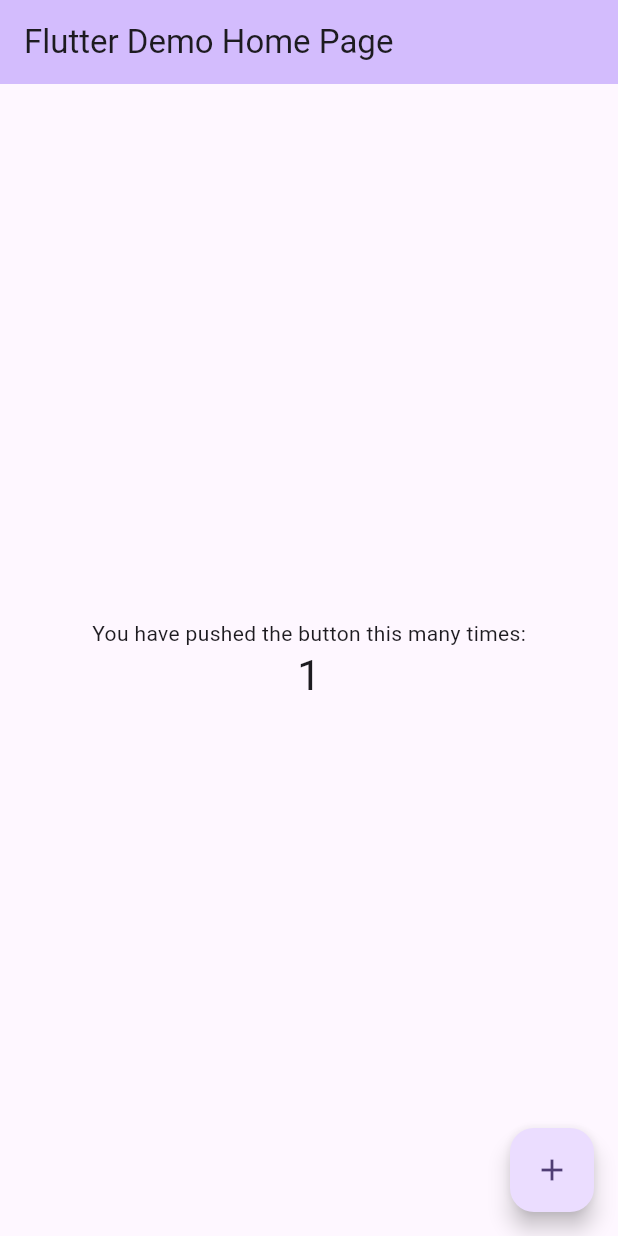
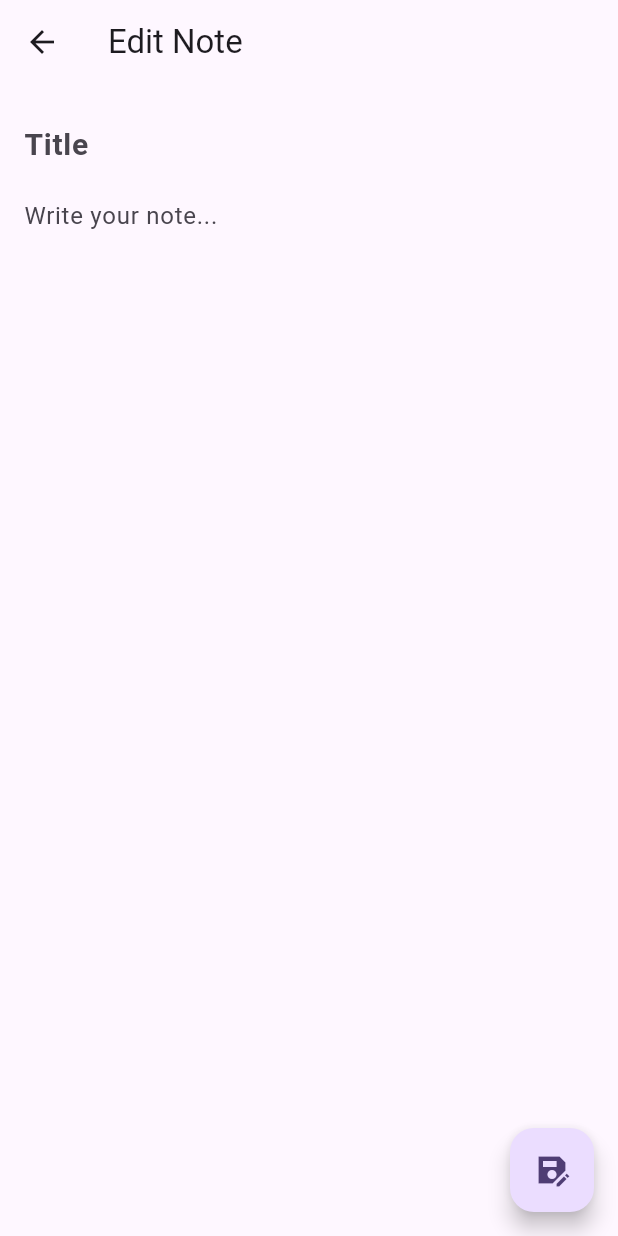
Before and after one commit to navruzaavazova/Custom-Bloc-Components, a Flutter app: the screen it shows after launch, after a tap on the "add" icon, on a phone screen of 412 x 824 dp. Run offline on Flutter 3.47's test engine with Material 3 defaults, Android fonts, the phone set to English and light mode, and no system bars; our stand-ins replace bloc, flutter_bloc, isar, rxdart; accounts and stored records are empty; generated files the repository leaves out were written again.

Commit message:
Created transformer with time limits and note bloc

```diff
--- a/lib/main.dart
+++ b/lib/main.dart
@@ -1,112 +1,35 @@
 import 'package:flutter/material.dart';
-import 'package:state_using_stream/bloc/counter_bloc.dart';
-import 'package:state_using_stream/bloc/counter_event.dart';
-import 'package:state_using_stream/bloc/counter_state.dart';
-import 'package:state_using_stream/spider_bloc_custom/spider_bloc_builder/spider_bloc_builder.dart';
-import 'package:state_using_stream/spider_bloc_custom/spider_bloc_consumer/spider_bloc_consumer.dart';
-import 'package:state_using_stream/spider_bloc_custom/spider_bloc_listener/spider_bloc_listener.dart';
-import 'package:state_using_stream/spider_provider/spider_inheritance/spider_inheritance.dart';
-import 'package:state_using_stream/spider_provider/spider_provider.dart';
+import 'package:flutter_bloc/flutter_bloc.dart';
+import 'package:state_using_stream/note/bloc/note_bloc.dart';
+import 'package:state_using_stream/note/database/set_up_isar.dart';
+import 'package:state_using_stream/note/view/note_list_page.dart';
 
-void main() {
+
+void main() async{
+  WidgetsFlutterBinding.ensureInitialized();
+  await _setUp();
   runApp(const MyApp());
+}
+
+
+Future<void> _setUp() async {
+  await SetUpIsar.setUp();
 }
 
 class MyApp extends StatelessWidget {
   const MyApp({super.key});
   @override
   Widget build(BuildContext context) {
-    return SpiderProvider<CounterBloc>(
-      create: () => CounterBloc(),
+    return BlocProvider(
+      create: (_) => NoteBloc(),
       child: MaterialApp(
-        title: 'Flutter Demo',
+        debugShowCheckedModeBanner: false,
         theme: ThemeData(
           colorScheme: ColorScheme.fromSeed(seedColor: Colors.deepPurple),
           useMaterial3: true,
         ),
-        home: const MyHomePage(title: 'Flutter Demo Home Page'),
+        home: const NoteListPage(),
       ),
     );
   }
 }
-
-class MyHomePage extends StatefulWidget {
-  const MyHomePage({super.key, required this.title});
-
-  final String title;
-
-  @override
-  State<MyHomePage> createState() => _MyHomePageState();
-}
-
-class _MyHomePageState extends State<MyHomePage> {
-  late final CounterBloc _counterBloc;
-
-  @override
-  void didChangeDependencies() {
-    super.didChangeDependencies();
-    _counterBloc = SpiderInheritance.of<CounterBloc>(context);
-  }
-
-  @override
-  Widget build(BuildContext context) {
-    return Scaffold(
-      appBar: AppBar(
-        backgroundColor: Theme.of(context).colorScheme.inversePrimary,
-        title: Text(widget.title),
-      ),
-      body: Center(
-        child: Column(
-          mainAxisAlignment: MainAxisAlignment.center,
-          children: <Widget>[
-            const Text(
-              'You have pushed the button this many times:',
-            ),
-            SpiderBlocConsumer<CounterBloc, CounterState>(  builder: (context, snapshot) {
-                  return Text(
-                    snapshot.count.toString(),
-                    style: Theme.of(context).textTheme.headlineMedium,
-                  );
-                }, listenWhen: (previous, current) =>
-                  previous.count != current.count,
-              listener: (context, state) {
-                if (state.count > 5) {
-                  ScaffoldMessenger.of(context).showSnackBar(
-                    SnackBar(
-                      content: Text('больше 5: ${state.count}'),
-                    ),
-                  );
-                }
-              },),
-            // SpiderBlocListener<CounterBloc, CounterState>(
-            //   listenWhen: (previous, current) =>
-            //       previous.count != current.count,
-            //   listener: (context, state) {
-            //     if (state.count > 5) {
-            //       ScaffoldMessenger.of(context).showSnackBar(
-            //         SnackBar(
-            //           content: Text('больше 5: ${state.count}'),
-            //         ),
-            //       );
-            //     }
-            //   },
-            //   child: SpiderBlocBuilder<CounterBloc, CounterState>(
-            //     builder: (context, snapshot) {
-            //       return Text(
-            //         snapshot.count.toString(),
-            //         style: Theme.of(context).textTheme.headlineMedium,
-            //       );
-            //     },
-            //   ),
-            // ),
-          ],
-        ),
-      ),
-      floatingActionButton: FloatingActionButton(
-        onPressed: () => _counterBloc.addEvent(IncrementEvent()),
-        tooltip: 'Increment',
-        child: const Icon(Icons.add),
-      ), // This trailing comma makes auto-formatting nicer for build methods.
-    );
-  }
-}
--- /dev/null
+++ b/lib/note/bloc/note_bloc.dart
@@ -0,0 +1,45 @@
+import 'package:bloc/bloc.dart';
+import 'package:state_using_stream/note/database/note_database_repo.dart';
+import 'package:state_using_stream/note/models/note_model.dart';
+import 'package:state_using_stream/transformer/restartable_auto_save.dart';
+
+part 'note_event.dart';
+part 'note_state.dart';
+
+class NoteBloc extends Bloc<NoteEvent, NoteState> {
+  final NoteDatabaseRepo _noteDatabaseRepo = NoteDatabaseRepo();
+  NoteBloc() : super(NotesInitial()) {
+    on<CreateNote>(_createNote);
+    on<AutoSaveNote>(
+      _autoSaveNote,
+      transformer: restartableAutoSave(
+        const Duration(seconds: 4),
+      ),
+    );
+    on<SaveNote>(_saveNote);
+    on<GetNotes>(_getNotes);
+  }
+
+  Future<void> _autoSaveNote(
+      AutoSaveNote event, Emitter<NoteState> emit) async {
+    emit(NoteSaving());
+    await _noteDatabaseRepo.saveNote(event.note);
+    emit(NoteSaved());
+  }
+
+  Future<void> _saveNote(SaveNote event, Emitter<NoteState> emit) async {
+    await _noteDatabaseRepo.saveNote(event.note);
+    add(GetNotes());
+  }
+
+  Future<void> _createNote(CreateNote event, Emitter<NoteState> emit) async {
+    await _noteDatabaseRepo.createNote(event.note);
+    add(GetNotes());
+  }
+
+  Future<void> _getNotes(GetNotes event, Emitter<NoteState> emit) async {
+    emit(NotesLoading());
+    final notes = await _noteDatabaseRepo.getAllNotes();
+    emit(NotesLoaded(notes));
+  }
+}
--- /dev/null
+++ b/lib/note/bloc/note_event.dart
@@ -0,0 +1,23 @@
+part of 'note_bloc.dart';
+
+
+abstract class NoteEvent {
+  const NoteEvent();
+}
+
+class GetNotes extends NoteEvent {}
+
+class CreateNote extends NoteEvent {
+  final NoteModel note;
+  const CreateNote(this.note);
+
+}
+class AutoSaveNote extends NoteEvent {
+  final NoteModel note;
+  const AutoSaveNote(this.note);
+}
+
+class SaveNote extends NoteEvent {
+  final NoteModel note;
+  const SaveNote(this.note);
+}
--- /dev/null
+++ b/lib/note/bloc/note_state.dart
@@ -0,0 +1,22 @@
+part of 'note_bloc.dart';
+
+abstract class NoteState{
+   const NoteState();
+}
+
+class NotesInitial extends NoteState {}
+class NotesLoading extends NoteState {}
+class NotesLoaded extends NoteState {
+  final List<NoteModel> notes;
+  const NotesLoaded(this.notes);
+
+}
+class NotesError extends NoteState {
+  final String message;
+  const NotesError(this.message);
+}
+
+
+class NoteInitial extends NoteState{}
+class NoteSaving extends NoteState {}
+class NoteSaved extends NoteState {}
--- /dev/null
+++ b/lib/note/database/note_database_repo.dart
@@ -0,0 +1,24 @@
+import 'package:isar/isar.dart';
+import 'package:state_using_stream/note/database/set_up_isar.dart';
+import 'package:state_using_stream/note/models/note_model.dart';
+
+class NoteDatabaseRepo {
+  final _isar = SetUpIsar.db;
+
+  Future<void> createNote(NoteModel note) async {
+  await _isar.writeTxn(() async {
+    await _isar.noteModels.put(note);
+  });
+}
+
+  Future<void> saveNote(NoteModel note) async {
+    await _isar.writeTxn(() async {
+      note.updatedAt = DateTime.now();
+      await _isar.noteModels.put(note);
+    });
+  }
+  Future<List<NoteModel>> getAllNotes() async {
+  return await _isar.noteModels.where().findAll();
+}
+
+}
--- /dev/null
+++ b/lib/note/database/set_up_isar.dart
@@ -0,0 +1,13 @@
+
+import 'package:isar/isar.dart';
+import 'package:path_provider/path_provider.dart';
+import 'package:state_using_stream/note/models/note_model.dart';
+
+class SetUpIsar {
+  static late final Isar db;
+  static Future<void> setUp() async {
+    final appDir = await getApplicationDocumentsDirectory();
+    db = await Isar.open([NoteModelSchema],
+    directory: appDir.path);
+  }
+}
--- /dev/null
+++ b/lib/note/models/note_model.dart
@@ -0,0 +1,12 @@
+
+import 'package:isar/isar.dart';
+
+part 'note_model.g.dart';
+
+@collection
+class NoteModel {
+  Id id = Isar.autoIncrement;
+  String title = '';
+  String content = '';
+  DateTime updatedAt = DateTime.now();
+}
--- /dev/null
+++ b/lib/note/view/note_edit_page.dart
@@ -0,0 +1,94 @@
+import 'package:flutter/material.dart';
+import 'package:flutter_bloc/flutter_bloc.dart';
+import 'package:state_using_stream/note/bloc/note_bloc.dart';
+import 'package:state_using_stream/note/models/note_model.dart';
+
+class NoteEditPage extends StatefulWidget {
+  const NoteEditPage({super.key, required this.note});
+  final NoteModel note;
+
+  @override
+  State<NoteEditPage> createState() => _NoteEditPageState();
+}
+
+class _NoteEditPageState extends State<NoteEditPage> {
+  late TextEditingController _titleController;
+  late TextEditingController _contentController;
+
+  @override
+  void initState() {
+     super.initState();
+    _titleController = TextEditingController(text: widget.note.title);
+    _contentController = TextEditingController(text: widget.note.content);
+
+    _titleController.addListener(() {
+      context
+          .read<NoteBloc>()
+          .add(AutoSaveNote(widget.note..title = _titleController.text));
+    });
+
+    _contentController.addListener(() {
+      context
+          .read<NoteBloc>()
+          .add(AutoSaveNote(widget.note..content = _contentController.text));
+    });
+
+
+  }
+
+  @override
+  void dispose() {
+    _titleController.dispose();
+    _contentController.dispose();
+    super.dispose();
+  }
+
+  @override
+  Widget build(BuildContext context) {
+    return Scaffold(
+      appBar: AppBar(
+        title: BlocBuilder<NoteBloc, NoteState>(
+          builder: (context, state) {
+            if (state is NoteSaved) return const Text("Saved");
+            return const Text("Edit Note");
+          },
+        ),
+      ),
+      body: Padding(
+        padding: const EdgeInsets.all(16),
+        child: Column(
+          children: [
+            TextField(
+              controller: _titleController,
+              decoration: const InputDecoration(
+                hintText: "Title",
+                border: InputBorder.none,
+              ),
+              style: const TextStyle(fontSize: 20, fontWeight: FontWeight.bold),
+            ),
+            Expanded(
+              child: TextField(
+                controller: _contentController,
+                maxLines: null,
+                decoration: const InputDecoration(
+                  hintText: "Write your note...",
+                  border: InputBorder.none,
+                ),
+              ),
+            ),
+          ],
+        ),
+      ),
+      floatingActionButton: FloatingActionButton(
+        onPressed: () { context.read<NoteBloc>()
+          .add(
+            SaveNote(widget.note),
+          );
+
+          Navigator.pop(context);
+        },
+        child: const Icon(Icons.save_as_sharp),
+      ),
+    );
+  }
+}
--- /dev/null
+++ b/lib/note/view/note_list_page.dart
@@ -0,0 +1,91 @@
+import 'package:flutter/material.dart';
+import 'package:flutter_bloc/flutter_bloc.dart';
+import 'package:state_using_stream/note/bloc/note_bloc.dart';
+import 'package:state_using_stream/note/models/note_model.dart';
+import 'package:state_using_stream/note/view/note_edit_page.dart';
+
+class NoteListPage extends StatefulWidget {
+  const NoteListPage({super.key});
+
+  @override
+  State<NoteListPage> createState() => _NoteListPageState();
+}
+
+class _NoteListPageState extends State<NoteListPage> {
+  @override
+  void initState() {
+    super.initState();
+    context.read<NoteBloc>().add(GetNotes());
+  }
+
+  @override
+  Widget build(BuildContext context) {
+    return Scaffold(
+      appBar: AppBar(title: const Text("Notes")),
+      body: BlocBuilder<NoteBloc, NoteState>(
+        builder: (context, state) {
+          if (state is NotesInitial) {
+            return const Center(
+              child: Text("Create note..."),
+            );
+          } else if (state is NotesLoaded) {
+            return ListView.builder(
+              itemCount: state.notes.length,
+              itemBuilder: (_, index) {
+                final note = state.notes[index];
+                return Container(
+                  margin:
+                      const EdgeInsets.symmetric(horizontal: 12, vertical: 6),
+                  decoration: BoxDecoration(
+                    border: Border.all(color: Colors.grey.shade300),
+                    borderRadius: BorderRadius.circular(8),
+                  ),
+                  child: ListTile(
+                    style: ListTileStyle.drawer,
+                    title: Text(
+                      note.title,
+                      style: Theme.of(context).textTheme.titleMedium,
+                    ),
+                    onTap: () {
+                      Navigator.push(
+                        context,
+                        MaterialPageRoute(
+                          builder: (_) => NoteEditPage(note: note),
+                        ),
+                      ).then(
+                        (_) => context.read<NoteBloc>().add(GetNotes()),
+                      );
+                    },
+                  ),
+                );
+              },
+            );
+          } else if (state is NotesLoading) {
+            return const Center(child: CircularProgressIndicator());
+          } else if (state is NotesError) {
+            return Text(state.message);
+          }
+          return const Center(child: const Text('Whats'));
+        },
+      ),
+      floatingActionButton: FloatingActionButton(
+        backgroundColor: Colors.black,
+        onPressed: () async {
+          final noteInitial = NoteModel()
+            ..title = ''
+            ..content = '';
+          context.read<NoteBloc>().add(CreateNote(noteInitial));
+          Navigator.push(
+              context,
+              MaterialPageRoute(
+                builder: (_) => NoteEditPage(note: noteInitial),
+              ));
+        },
+        child: const Icon(
+          Icons.add,
+          color: Colors.white,
+        ),
+      ),
+    );
+  }
+}
--- a/lib/spider_bloc_custom/spider_bloc_listener/spider_bloc_listener.dart
+++ b/lib/spider_bloc_custom/spider_bloc_listener/spider_bloc_listener.dart
@@ -1,5 +1,4 @@
 import 'dart:async';
-
 import 'package:flutter/material.dart';
 import 'package:state_using_stream/spider_bloc_custom/spider_bloc_base/spider_bloc_base.dart';
 import 'package:state_using_stream/spider_provider/spider_inheritance/spider_inheritance.dart';
@@ -26,20 +25,31 @@ class _SpiderBlocListenerState<B extends SpiderBlocBase<S>, S>
   late S _previousState;
   late final B _bloc;
 
+
   @override
-  void didChangeDependencies() {
-    super.didChangeDependencies();
-     _bloc = SpiderInheritance.of<B>(context);
+  void initState() {
+    super.initState();
+    _bloc = SpiderInheritance.read<B>(context);
     _previousState = _bloc.state;
     _subscribe();
+
   }
+
+  // @override
+  // void didChangeDependencies() {
+  //   super.didChangeDependencies();
+  //    _bloc = SpiderInheritance.of<B>(context);
+  //   _previousState = _bloc.state;
+  //   _subscribe();
+  // }
 
   void _subscribe() {
     _subscription = _bloc.stateStream.listen((state) {
       if (widget.listenWhen?.call(_previousState, state) ?? true) {
         widget.listener(context, state);
+        _previousState = state;
       }
-      _previousState = state;
+
     });
   }
 
--- /dev/null
+++ b/lib/transformer/restartable_auto_save.dart
@@ -0,0 +1,7 @@
+import 'package:flutter_bloc/flutter_bloc.dart';
+import 'package:rxdart/rxdart.dart';
+import 'package:state_using_stream/transformer/time_limit.dart';
+
+EventTransformer<Event> restartableAutoSave<Event>(Duration duration) {
+  return (events, mapper) => events.transform(TimeLimit(duration)).switchMap(mapper);
+}
--- /dev/null
+++ b/lib/transformer/time_limit.dart
@@ -0,0 +1,31 @@
+import 'dart:async';
+
+class TimeLimit<T> extends StreamTransformerBase<T, T> {
+  final Duration duration;
+  const TimeLimit(this.duration);
+  @override
+  Stream<T> bind(Stream<dynamic> stream) {
+    late StreamController<T> controller;
+    Timer? timer;
+    T? lastMention;
+
+    controller = StreamController<T>(
+      onListen: () {
+        stream.listen((event) {
+          lastMention = event;
+          timer = Timer(duration, () {
+            timer?.cancel();
+            if (lastMention != null) {
+              controller.add(lastMention as T);
+            }
+          });
+        }, onDone: () {
+          timer?.cancel();
+          controller.close();
+        }, onError: controller.addError);
+      },
+    );
+
+    return controller.stream;
+  }
+}
```
Also changed, not shown: lib/home/home_page.dart (added, +69 -0 lines), lib/spider_bloc_custom/spider_bloc_builder/spider_bloc_builder.dart (+8 -1 lines), lib/spider_bloc_custom/spider_bloc_consumer/spider_bloc_consumer.dart (+4 -3 lines), lib/spider_provider/spider_inheritance/spider_inheritance.dart (+7 -0 lines), lib/spider_provider/spider_provider.dart (+8 -0 lines), lib/transformer/sequential_limit.dart (added, +49 -0 lines), pubspec.yaml (+10 -0 lines), lib/note/models/note_model.g.dart (added), pubspec.lock, 14 other files.
